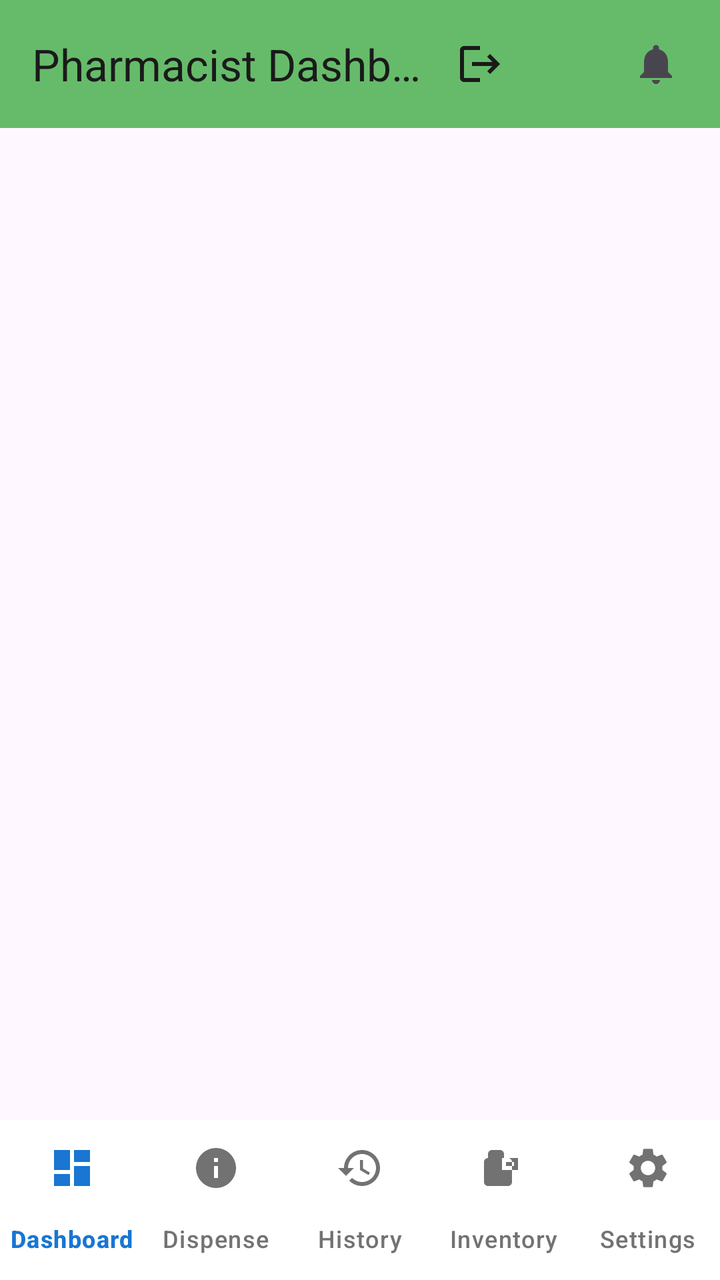
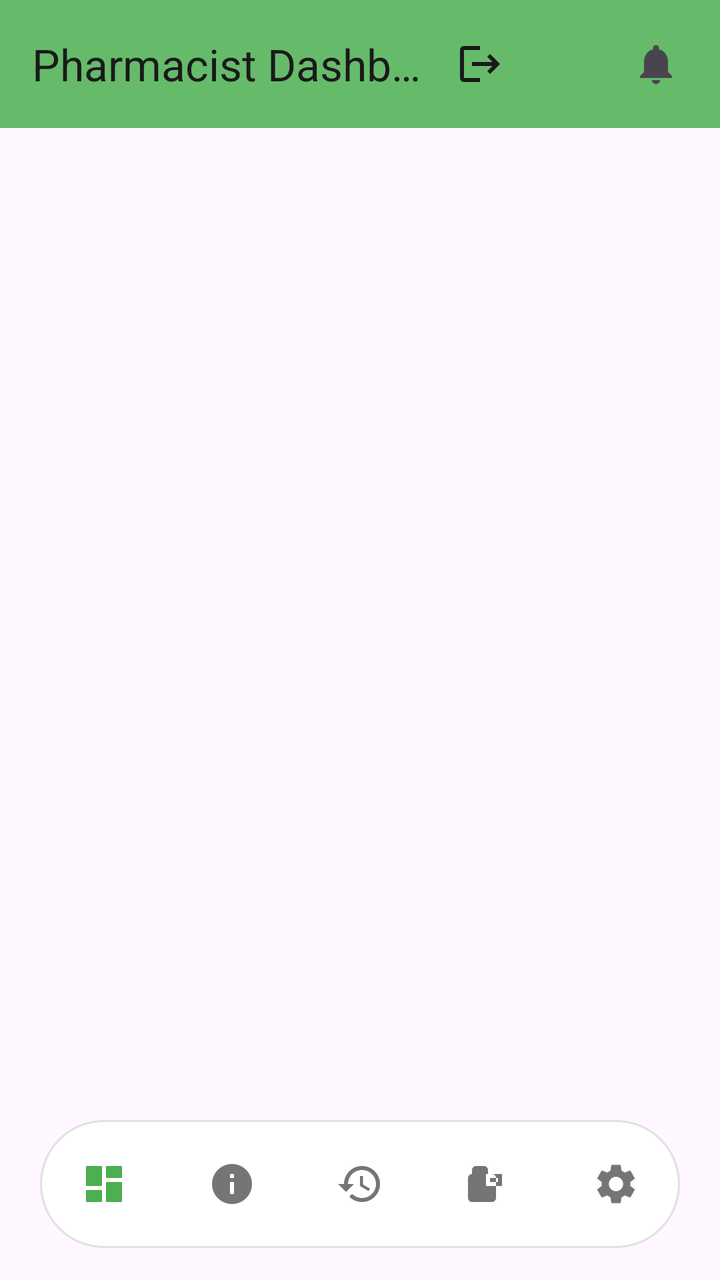

Before-and-after screenshots of an Android layout around one commit, followed by the original layout XML and the change that was made.
<!-- AndroidManifest.xml: activity theme Theme.H_CAS.NoActionBar -->
<!-- res/layout/activity_pharmacist_dashboard.xml -->
<?xml version="1.0" encoding="utf-8"?>
<androidx.constraintlayout.widget.ConstraintLayout xmlns:android="http://schemas.android.com/apk/res/android"
    xmlns:app="http://schemas.android.com/apk/res-auto"
    xmlns:tools="http://schemas.android.com/tools"
    android:id="@+id/pharmacistMainLayout"
    android:layout_width="match_parent"
    android:layout_height="match_parent"
    android:fitsSystemWindows="true"
    tools:context=".PharmacistDashboardActivity">

    
    <com.google.android.material.appbar.MaterialToolbar
        android:id="@+id/toolbar"
        android:layout_width="match_parent"
        android:layout_height="?attr/actionBarSize"
        android:background="@color/pharmacist_green"
        android:elevation="4dp"
        app:layout_constraintTop_toTopOf="parent"
        app:title="Pharmacist Dashboard"
        app:titleTextColor="#1A1A1A">
        
        
        <FrameLayout
            android:layout_width="wrap_content"
            android:layout_height="wrap_content"
            android:layout_gravity="end"
            android:layout_marginEnd="16dp">
            
            <ImageView
                android:id="@+id/notificationButton"
                android:layout_width="32dp"
                android:layout_height="32dp"
                android:background="?attr/selectableItemBackgroundBorderless"
                android:clickable="true"
                android:focusable="true"
                android:padding="4dp"
                android:src="@drawable/ic_notification"
                android:contentDescription="Notifications"
                android:scaleType="fitCenter" />
            
            
            <TextView
                android:id="@+id/notificationBadge"
                android:layout_width="18dp"
                android:layout_height="18dp"
                android:layout_gravity="top|end"
                android:layout_marginTop="2dp"
                android:layout_marginEnd="2dp"
                android:background="@drawable/badge_background"
                android:gravity="center"
                android:text="0"
                android:textColor="@android:color/white"
                android:textSize="10sp"
                android:textStyle="bold"
                android:visibility="gone" />
        </FrameLayout>
        
        
        <ImageView
            android:id="@+id/logoutButton"
            android:layout_width="32dp"
            android:layout_height="32dp"
            android:layout_gravity="end"
            android:layout_marginEnd="56dp"
            android:background="?attr/selectableItemBackgroundBorderless"
            android:clickable="true"
            android:focusable="true"
            android:padding="4dp"
            android:src="@drawable/ic_logout"
            android:contentDescription="Logout"
            android:scaleType="fitCenter"
            android:tint="#1A1A1A" />
        
    </com.google.android.material.appbar.MaterialToolbar>

    
    <FrameLayout
        android:id="@+id/fragmentContainer"
        android:layout_width="match_parent"
        android:layout_height="0dp"
        app:layout_constraintTop_toBottomOf="@id/toolbar"
        app:layout_constraintBottom_toTopOf="@id/bottomNavigationView"
        app:layout_constraintStart_toStartOf="parent"
        app:layout_constraintEnd_toEndOf="parent" />

    
    <com.google.android.material.bottomnavigation.BottomNavigationView
        android:id="@+id/bottomNavigationView"
        android:layout_width="match_parent"
        android:layout_height="wrap_content"
        android:background="@color/white"
        android:elevation="8dp"
        app:itemIconTint="@color/bottom_nav_item_color"
        app:itemTextColor="@color/bottom_nav_item_color"
        app:labelVisibilityMode="labeled"
        app:menu="@menu/bottom_nav_pharmacist"
        app:layout_constraintBottom_toBottomOf="parent"
        app:layout_constraintStart_toStartOf="parent"
        app:layout_constraintEnd_toEndOf="parent" />

</androidx.constraintlayout.widget.ConstraintLayout>
<!-- resources referenced by this layout -->
<resources>
  <color name="pharmacist_green">#66BB6A</color>
  <color name="white">#FFFFFFFF</color>
  <!-- drawable badge_background (drawable) -->
  <?xml version="1.0" encoding="utf-8"?>
  <shape xmlns:android="http://schemas.android.com/apk/res/android"
      android:shape="oval">
      <solid android:color="#FF0000" />
      <size
          android:width="18dp"
          android:height="18dp" />
  </shape>
  <!-- drawable ic_logout (drawable) -->
  <vector xmlns:android="http://schemas.android.com/apk/res/android"
      android:width="24dp"
      android:height="24dp"
      android:viewportWidth="24"
      android:viewportHeight="24"
      android:tint="@color/nav_item_color">
    <path
        android:fillColor="@android:color/white"
        android:pathData="M17,7l-1.41,1.41L18.17,11H8v2h10.17l-2.58,2.58L17,17l5,-5zM4,5h8V3H4C2.9,3 2,3.9 2,5v14c0,1.1 0.9,2 2,2h8v-2H4V5z"/>
  </vector>
  <!-- drawable ic_notification (drawable) -->
  <vector xmlns:android="http://schemas.android.com/apk/res/android"
      android:width="24dp"
      android:height="24dp"
      android:viewportWidth="24"
      android:viewportHeight="24"
      android:tint="?attr/colorControlNormal">
      <path
          android:fillColor="@android:color/white"
          android:pathData="M12,22c1.1,0 2,-0.9 2,-2h-4c0,1.1 0.89,2 2,2zM18,16v-5c0,-3.07 -1.64,-5.64 -4.5,-6.32V4c0,-0.83 -0.67,-1.5 -1.5,-1.5s-1.5,0.67 -1.5,1.5v0.68C7.63,5.36 6,7.92 6,11v5l-2,2v1h16v-1l-2,-2z"/>
  </vector>
  <style name="Theme.H_CAS.NoActionBar" parent="Theme.Material3.DayNight.NoActionBar">
          <item name="colorPrimary">@color/primary_blue</item>
          <item name="colorPrimaryDark">@color/primary_blue_dark</item>
          <item name="colorAccent">@color/accent_blue</item>
          <item name="android:statusBarColor">@color/white</item>
          <item name="android:windowLightStatusBar">true</item>
      </style>
  <color name="nav_item_color">#727272</color>
  <color name="primary_blue">#1976D2</color>
  <color name="primary_blue_dark">#1565C0</color>
  <color name="accent_blue">#2196F3</color>
</resources>

<!-- the commit's change to res/layout/activity_pharmacist_dashboard.xml (unified diff, before → after) -->
@@ -87,12 +87,19 @@
     <com.google.android.material.bottomnavigation.BottomNavigationView
         android:id="@+id/bottomNavigationView"
         android:layout_width="match_parent"
-        android:layout_height="wrap_content"
-        android:background="@color/white"
+        android:layout_height="64dp"
+        android:layout_marginStart="20dp"
+        android:layout_marginEnd="20dp"
+        android:layout_marginBottom="16dp"
+        android:background="@drawable/admin_nav_background"
         android:elevation="8dp"
-        app:itemIconTint="@color/bottom_nav_item_color"
-        app:itemTextColor="@color/bottom_nav_item_color"
-        app:labelVisibilityMode="labeled"
+        android:clipChildren="false"
+        android:clipToPadding="false"
+        app:itemIconTint="@color/pharmacist_nav_item_color"
+        app:itemIconSize="24dp"
+        app:itemRippleColor="#334CAF50"
+        app:itemActiveIndicatorStyle="@style/PharmacistNavActiveIndicator"
+        app:labelVisibilityMode="unlabeled"
         app:menu="@menu/bottom_nav_pharmacist"
         app:layout_constraintBottom_toBottomOf="parent"
         app:layout_constraintStart_toStartOf="parent"
<!-- resource entries referenced after the edit -->
@@ -1,6 +1,23 @@
 <!-- resources referenced by this layout -->
 <resources>
   <color name="pharmacist_green">#66BB6A</color>
+  <!-- drawable admin_nav_background (drawable) -->
+  <?xml version="1.0" encoding="utf-8"?>
+  <shape xmlns:android="http://schemas.android.com/apk/res/android"
+      android:shape="rectangle">
+      
+      
+      <solid android:color="#FFFFFF" />
+      
+      
+      <corners android:radius="35dp" />
+      
+      
+      <stroke
+          android:width="1dp"
+          android:color="#E0E0E0" />
+          
+  </shape>
   <color name="white">#FFFFFFFF</color>
   <!-- drawable badge_background (drawable) -->
   <?xml version="1.0" encoding="utf-8"?>
@@ -33,6 +50,12 @@
           android:fillColor="@android:color/white"
           android:pathData="M12,22c1.1,0 2,-0.9 2,-2h-4c0,1.1 0.89,2 2,2zM18,16v-5c0,-3.07 -1.64,-5.64 -4.5,-6.32V4c0,-0.83 -0.67,-1.5 -1.5,-1.5s-1.5,0.67 -1.5,1.5v0.68C7.63,5.36 6,7.92 6,11v5l-2,2v1h16v-1l-2,-2z"/>
   </vector>
+  <style name="PharmacistNavActiveIndicator" parent="Widget.Material3.BottomNavigationView.ActiveIndicator">
+          <item name="android:width">48dp</item>
+          <item name="android:height">36dp</item>
+          <item name="android:color">#E8F5E9</item>
+          <item name="shapeAppearance">@style/NavIndicatorShape</item>
+      </style>
   <style name="Theme.H_CAS.NoActionBar" parent="Theme.Material3.DayNight.NoActionBar">
           <item name="colorPrimary">@color/primary_blue</item>
           <item name="colorPrimaryDark">@color/primary_blue_dark</item>
@@ -41,6 +64,9 @@
           <item name="android:windowLightStatusBar">true</item>
       </style>
   <color name="nav_item_color">#727272</color>
+  <style name="NavIndicatorShape" parent="ShapeAppearance.Material3.Corner.Full">
+          <item name="cornerSize">18dp</item>
+      </style>
   <color name="primary_blue">#1976D2</color>
   <color name="primary_blue_dark">#1565C0</color>
   <color name="accent_blue">#2196F3</color>
